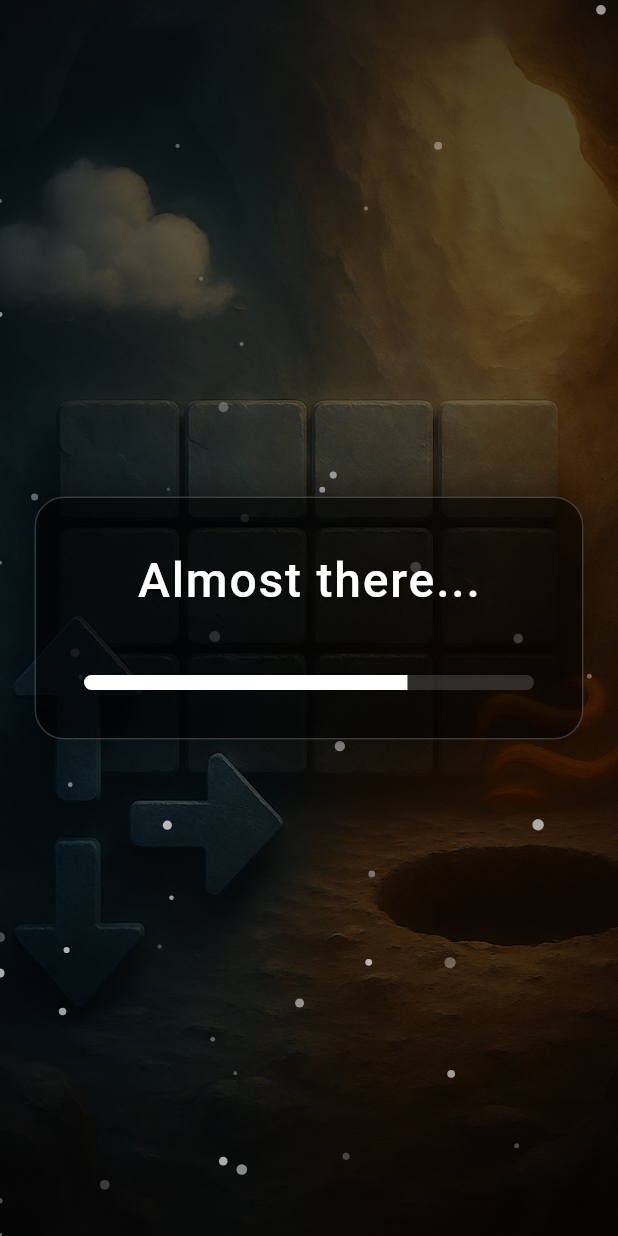
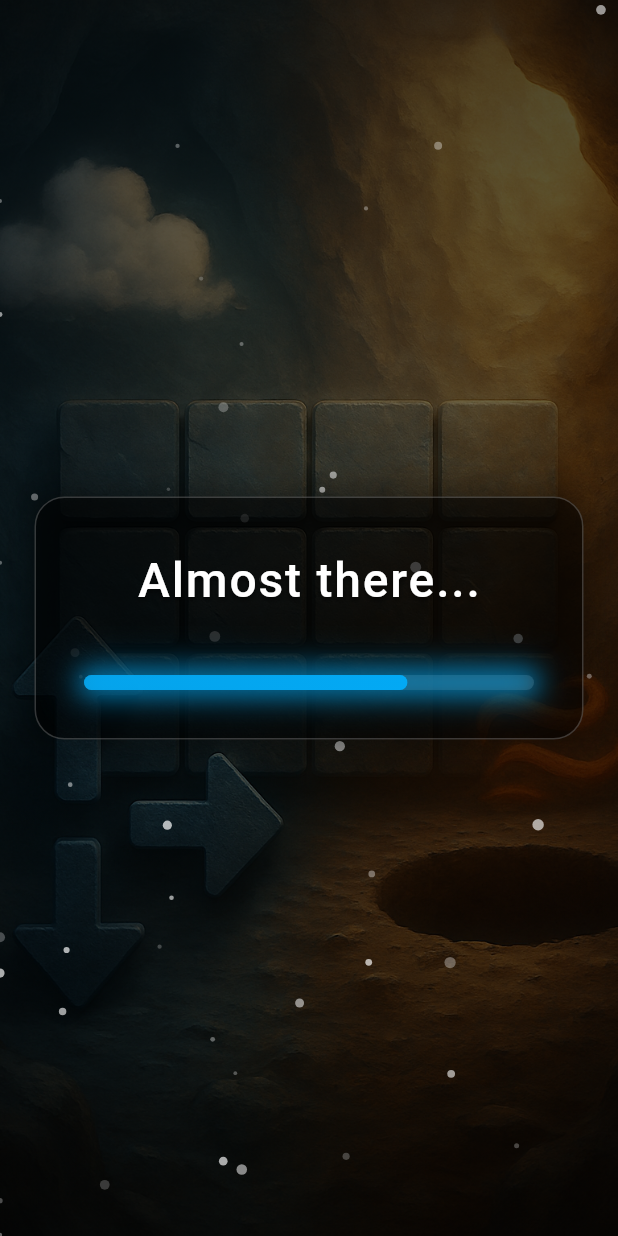
Before and after one commit to dbsmsen/wumpus-universe, a Flutter app: the LoadingScreen screen opened directly, on a phone screen of 412 x 824 dp. Run offline on Flutter 3.47's test engine with Material 3 defaults, Android fonts, the phone set to English and light mode, and no system bars; our stand-ins replace audioplayers, cloud_firestore, firebase_auth, firebase_core, font_awesome_flutter, google_sign_in and 1 more; missing offline and left inert: dart:html; accounts and stored records are empty.

Commit message:
updated loading_screen.dart

```diff
--- a/lib/screens/loading_screen.dart
+++ b/lib/screens/loading_screen.dart
@@ -13,6 +13,7 @@ class _LoadingScreenState extends State<LoadingScreen>
     with SingleTickerProviderStateMixin {
   late AnimationController _controller;
   late Animation<double> _progressAnimation;
+  late Animation<double> _glowAnimation;
   bool _isLoading = true;
   final List<Particle> _particles = [];
   final math.Random _random = math.Random();
@@ -27,6 +28,13 @@ class _LoadingScreenState extends State<LoadingScreen>
     );
 
     _progressAnimation = Tween<double>(begin: 0.0, end: 1.0).animate(
+      CurvedAnimation(
+        parent: _controller,
+        curve: Curves.easeInOut,
+      ),
+    );
+
+    _glowAnimation = Tween<double>(begin: 0.5, end: 1.0).animate(
       CurvedAnimation(
         parent: _controller,
         curve: Curves.easeInOut,
@@ -164,15 +172,75 @@ class _LoadingScreenState extends State<LoadingScreen>
                     SizedBox(
                       width: 300,
                       height: 10,
-                      child: ClipRRect(
-                        borderRadius: BorderRadius.circular(5),
-                        child: LinearProgressIndicator(
-                          value: _progressAnimation.value,
-                          backgroundColor: Colors.white.withOpacity(0.15),
-                          valueColor: const AlwaysStoppedAnimation<Color>(
-                            Colors.white,
+                      child: Stack(
+                        children: [
+                          // Background
+                          ClipRRect(
+                            borderRadius: BorderRadius.circular(5),
+                            child: Container(
+                              color: Colors.white.withOpacity(0.15),
+                            ),
                           ),
-                        ),
+                          // Glowing effect
+                          AnimatedBuilder(
+                            animation: _glowAnimation,
+                            builder: (context, child) {
+                              return Container(
+                                decoration: BoxDecoration(
+                                  borderRadius: BorderRadius.circular(5),
+                                  boxShadow: [
+                                    BoxShadow(
+                                      color: Colors.lightBlue.withOpacity(
+                                          0.7 * _glowAnimation.value),
+                                      blurRadius: 15 * _glowAnimation.value,
+                                      spreadRadius: 3 * _glowAnimation.value,
+                                    ),
+                                    BoxShadow(
+                                      color: Colors.lightBlue.withOpacity(
+                                          0.5 * _glowAnimation.value),
+                                      blurRadius: 25 * _glowAnimation.value,
+                                      spreadRadius: 5 * _glowAnimation.value,
+                                    ),
+                                  ],
+                                ),
+                              );
+                            },
+                          ),
+                          // Progress bar
+                          ClipRRect(
+                            borderRadius: BorderRadius.circular(5),
+                            child: AnimatedBuilder(
+                              animation: _progressAnimation,
+                              builder: (context, child) {
+                                return Container(
+                                  width: 300 * _progressAnimation.value,
+                                  decoration: BoxDecoration(
+                                    gradient: LinearGradient(
+                                      colors: [
+                                        Colors.lightBlue.withOpacity(0.8),
+                                        Colors.lightBlue.withOpacity(1.0),
+                                      ],
+                                    ),
+                                    boxShadow: [
+                                      BoxShadow(
+                                        color:
+                                            Colors.lightBlue.withOpacity(0.6),
+                                        blurRadius: 12,
+                                        spreadRadius: 2,
+                                      ),
+                                      BoxShadow(
+                                        color:
+                                            Colors.lightBlue.withOpacity(0.4),
+                                        blurRadius: 20,
+                                        spreadRadius: 4,
+                                      ),
+                                    ],
+                                  ),
+                                );
+                              },
+                            ),
+                          ),
+                        ],
                       ),
                     ),
                   ],
```
